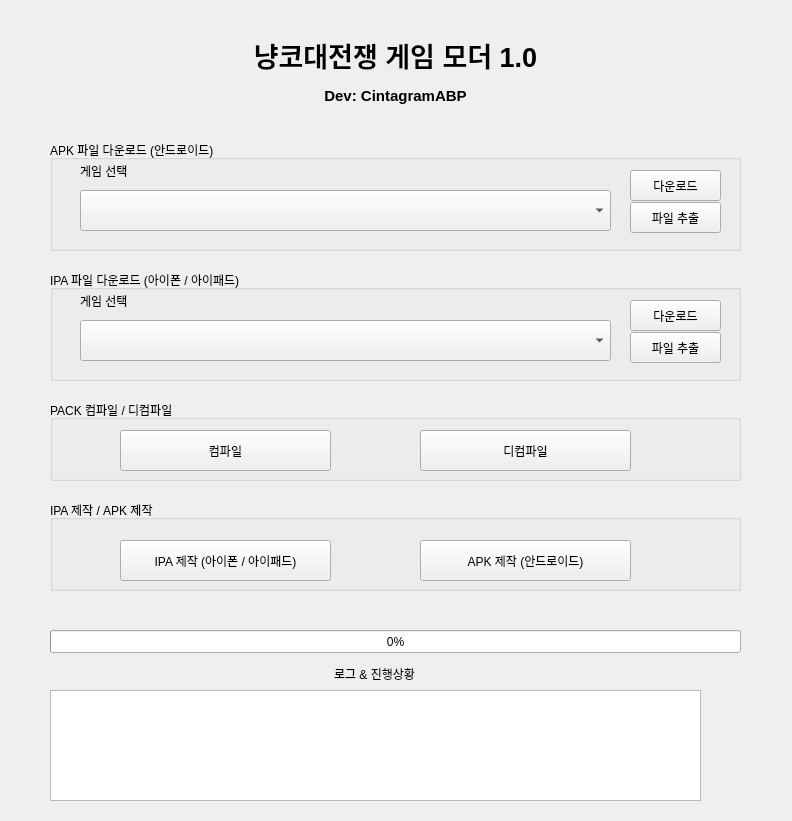
Qt form libs/firstmenu.ui (cintagram/bcmodmaker) before a commit.
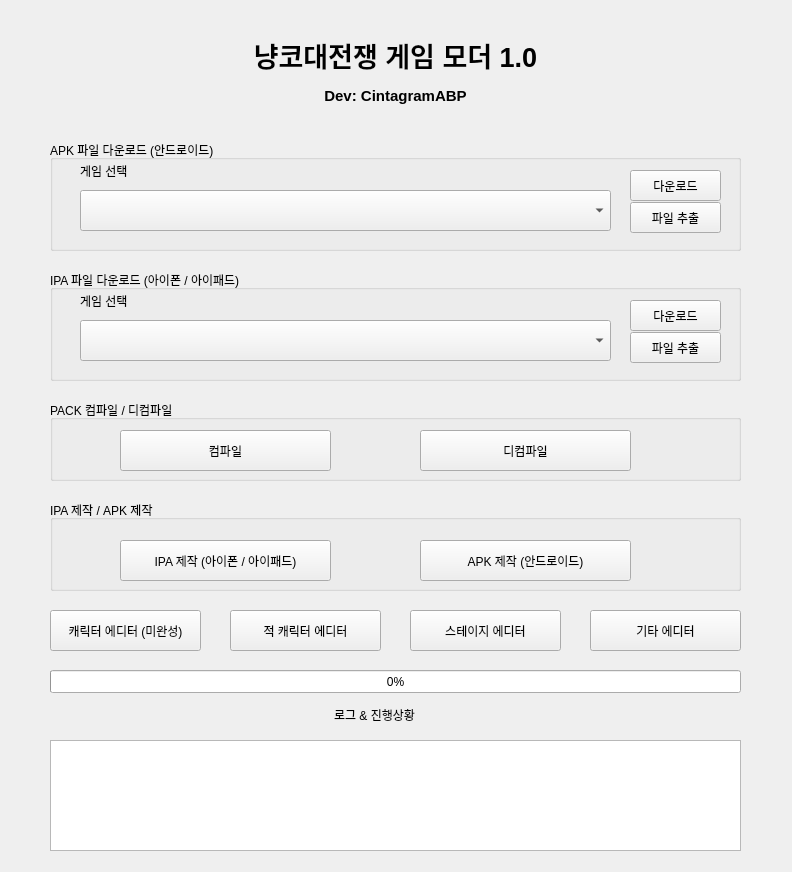
The same form after that commit.

Patch:
```diff
--- a/libs/firstmenu.ui
+++ b/libs/firstmenu.ui
@@ -7,7 +7,7 @@
     <x>0</x>
     <y>0</y>
     <width>792</width>
-    <height>821</height>
+    <height>872</height>
    </rect>
   </property>
   <property name="windowTitle">
@@ -194,7 +194,7 @@
     <property name="geometry">
      <rect>
       <x>50</x>
-      <y>630</y>
+      <y>670</y>
       <width>691</width>
       <height>23</height>
      </rect>
@@ -249,8 +249,8 @@
     <property name="geometry">
      <rect>
       <x>50</x>
-      <y>690</y>
-      <width>651</width>
+      <y>740</y>
+      <width>691</width>
       <height>111</height>
      </rect>
     </property>
@@ -262,7 +262,7 @@
     <property name="geometry">
      <rect>
       <x>49</x>
-      <y>659</y>
+      <y>700</y>
       <width>651</width>
       <height>31</height>
      </rect>
@@ -271,6 +271,58 @@
      <string>&lt;html&gt;&lt;head/&gt;&lt;body&gt;&lt;p align=&quot;center&quot;&gt;로그 &amp;amp; 진행상황&lt;/p&gt;&lt;/body&gt;&lt;/html&gt;</string>
     </property>
    </widget>
+   <widget class="QPushButton" name="catseditorbtn">
+    <property name="geometry">
+     <rect>
+      <x>50</x>
+      <y>610</y>
+      <width>151</width>
+      <height>41</height>
+     </rect>
+    </property>
+    <property name="text">
+     <string>캐릭터 에디터 (미완성)</string>
+    </property>
+   </widget>
+   <widget class="QPushButton" name="enemyeditorbtn">
+    <property name="geometry">
+     <rect>
+      <x>230</x>
+      <y>610</y>
+      <width>151</width>
+      <height>41</height>
+     </rect>
+    </property>
+    <property name="text">
+     <string>적 캐릭터 에디터</string>
+    </property>
+   </widget>
+   <widget class="QPushButton" name="stageeditorbtn">
+    <property name="geometry">
+     <rect>
+      <x>410</x>
+      <y>610</y>
+      <width>151</width>
+      <height>41</height>
+     </rect>
+    </property>
+    <property name="text">
+     <string>스테이지 에디터</string>
+    </property>
+   </widget>
+   <widget class="QPushButton" name="otherseditorbtn">
+    <property name="geometry">
+     <rect>
+      <x>590</x>
+      <y>610</y>
+      <width>151</width>
+      <height>41</height>
+     </rect>
+    </property>
+    <property name="text">
+     <string>기타 에디터</string>
+    </property>
+   </widget>
   </widget>
  </widget>
  <resources/>
```
Left out of the diff: 2 changed lines with no effect on the pictures.
